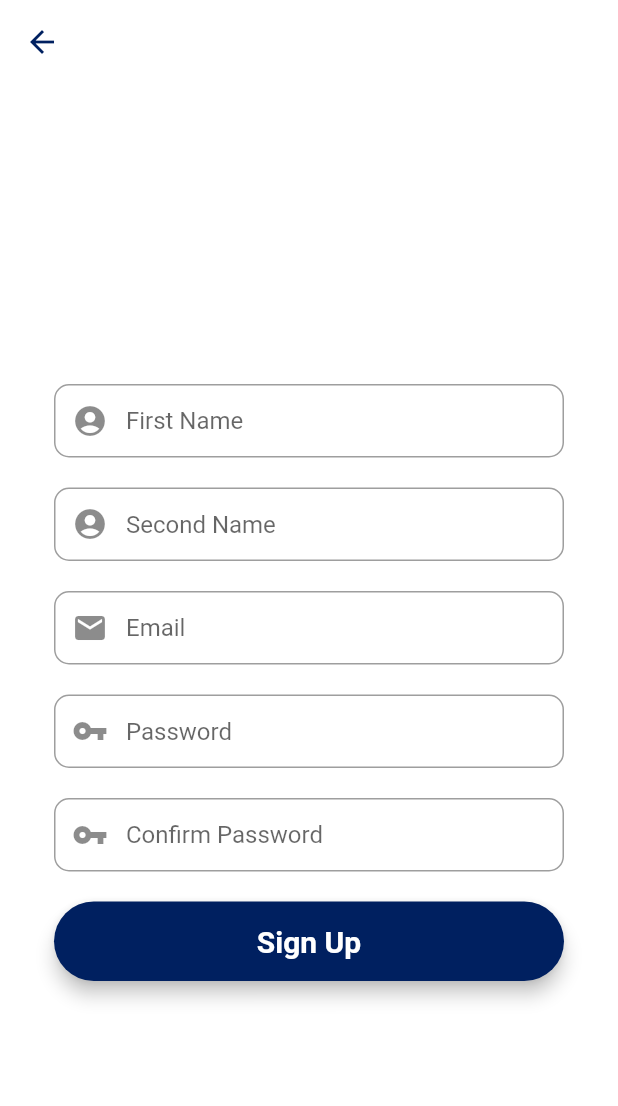
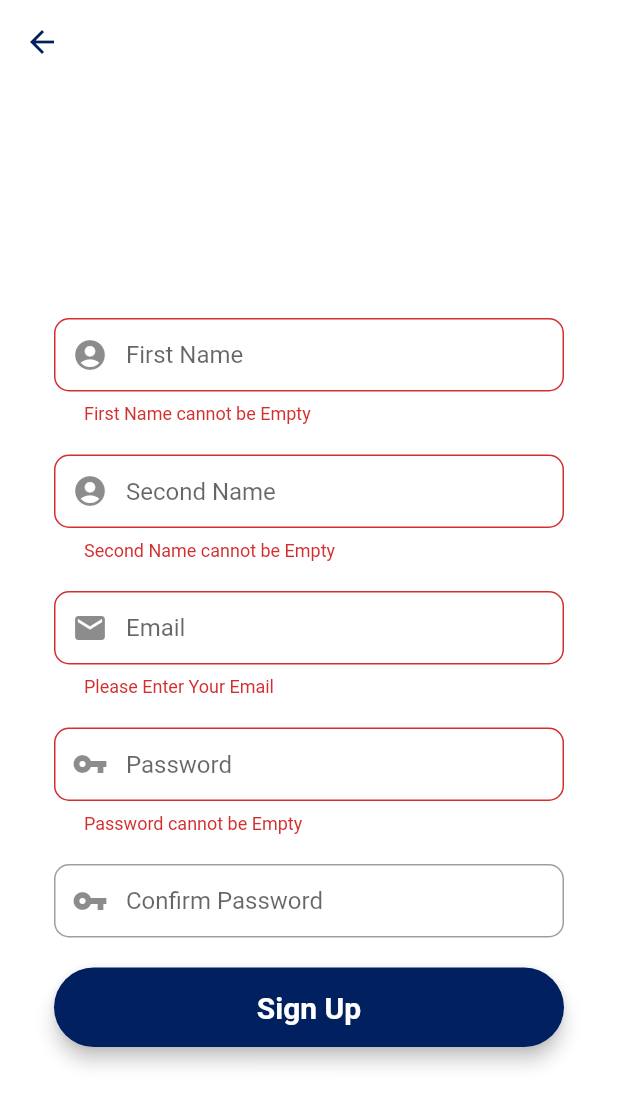
Before and after one commit to mchara01/FuelOpt, a Flutter app: the RegistrationScreen screen opened directly, after a tap on "Sign Up", on a phone screen of 412 x 824 dp. Shown: the top 1106 px of the screen. Run offline on Flutter 3.47's test engine with Material 2 defaults, Android fonts, the light colour scheme and no system bars; our stand-ins replace cloud_firestore, firebase_auth, firebase_core, fluttertoast; accounts and stored records are empty.

Commit message:
Build user authentication

```diff
--- /dev/null
+++ b/lib/model/user_model.dart
@@ -0,0 +1,28 @@
+class UserModel {
+  String? uid;
+  String? email;
+  String? firstName;
+  String? secondName;
+
+  UserModel({this.uid, this.email, this.firstName, this.secondName});
+
+  // receiving data from server
+  factory UserModel.fromMap(map) {
+    return UserModel(
+      uid: map['uid'],
+      email: map['email'],
+      firstName: map['firstName'],
+      secondName: map['secondName'],
+    );
+  }
+
+  // sending data to our server
+  Map<String, dynamic> toMap() {
+    return {
+      'uid': uid,
+      'email': email,
+      'firstName': firstName,
+      'secondName': secondName,
+    };
+  }
+}
--- a/lib/screens/login_screen.dart
+++ b/lib/screens/login_screen.dart
@@ -3,6 +3,7 @@
 import 'package:firebase_auth/firebase_auth.dart';
 import 'package:flutter/material.dart';
 import 'package:fluttertoast/fluttertoast.dart';
+import 'package:fuel_opt/screens/home_screen.dart';
 import 'package:fuel_opt/screens/registration_screen.dart';
 import '../utils/appColors.dart' as appColors;
 
@@ -164,8 +165,8 @@ class _LoginScreenState extends State<LoginScreen> {
           .signInWithEmailAndPassword(email: email, password: password)
           .then((uid) => {
                 Fluttertoast.showToast(msg: "Login Successfully"),
-                Navigator.of(context).pushReplacement(
-                    MaterialPageRoute(builder: (context) => LoginScreen())),
+                Navigator.push(context,
+                    MaterialPageRoute(builder: (context) => HomeScreen())),
               })
           .catchError((e) {
         Fluttertoast.showToast(msg: e!.message);
--- a/lib/screens/registration_screen.dart
+++ b/lib/screens/registration_screen.dart
@@ -1,4 +1,9 @@
+import 'package:cloud_firestore/cloud_firestore.dart';
+import 'package:firebase_auth/firebase_auth.dart';
 import 'package:flutter/material.dart';
+import 'package:fluttertoast/fluttertoast.dart';
+import 'package:fuel_opt/model/user_model.dart';
+import 'package:fuel_opt/screens/login_screen.dart';
 import '../utils/appColors.dart' as appColors;
 
 class RegistrationScreen extends StatefulWidget {
@@ -9,6 +14,8 @@ class RegistrationScreen extends StatefulWidget {
 }
 
 class _RegistrationScreenState extends State<RegistrationScreen> {
+  final _auth = FirebaseAuth.instance;
+
   // our form key
   final _formKey = GlobalKey<FormState>();
 
@@ -26,6 +33,16 @@ class _RegistrationScreenState extends State<RegistrationScreen> {
         autofocus: false,
         controller: firstNameEditingController,
         keyboardType: TextInputType.name,
+        validator: (value) {
+          RegExp regex = new RegExp(r'^.{2,}$');
+          if (value!.isEmpty) {
+            return ("First Name cannot be Empty");
+          }
+          if (!regex.hasMatch(value)) {
+            return ("First Name Min 2 characters");
+          }
+          return null;
+        },
         onSaved: (value) {
           firstNameEditingController.text = value!;
         },
@@ -44,6 +61,16 @@ class _RegistrationScreenState extends State<RegistrationScreen> {
         autofocus: false,
         controller: secondNameEditingController,
         keyboardType: TextInputType.name,
+        validator: (value) {
+          RegExp regex = new RegExp(r'^.{2,}$');
+          if (value!.isEmpty) {
+            return ("Second Name cannot be Empty");
+          }
+          if (!regex.hasMatch(value)) {
+            return ("Second Name Min 2 characters");
+          }
+          return null;
+        },
         onSaved: (value) {
           secondNameEditingController.text = value!;
         },
@@ -62,6 +89,17 @@ class _RegistrationScreenState extends State<RegistrationScreen> {
         autofocus: false,
         controller: emailEditingController,
         keyboardType: TextInputType.emailAddress,
+        validator: (value) {
+          if (value!.isEmpty) {
+            return ("Please Enter Your Email");
+          }
+          // reg expression for email validation
+          if (!RegExp("[a-zA-Z0-9+_.-]+@[a-zA-Z0-9.-]+.[a-z]")
+              .hasMatch(value)) {
+            return ("Please Enter a Valid Email");
+          }
+          return null;
+        },
         onSaved: (value) {
           firstNameEditingController.text = value!;
         },
@@ -80,6 +118,16 @@ class _RegistrationScreenState extends State<RegistrationScreen> {
         autofocus: false,
         controller: passwordEditingController,
         obscureText: true,
+        validator: (value) {
+          RegExp regex = new RegExp(r'^.{6,}$');
+          if (value!.isEmpty) {
+            return ("Password cannot be Empty");
+          }
+          if (!regex.hasMatch(value)) {
+            return ("Password Min 6 characters");
+          }
+          return null;
+        },
         onSaved: (value) {
           firstNameEditingController.text = value!;
         },
@@ -98,6 +146,13 @@ class _RegistrationScreenState extends State<RegistrationScreen> {
         autofocus: false,
         controller: confirmPasswordEditingController,
         obscureText: true,
+        validator: (value) {
+          if (confirmPasswordEditingController.text !=
+              passwordEditingController.text) {
+            return ("Password do not match");
+          }
+          return null;
+        },
         onSaved: (value) {
           confirmPasswordEditingController.text = value!;
         },
@@ -119,7 +174,9 @@ class _RegistrationScreenState extends State<RegistrationScreen> {
       child: MaterialButton(
           padding: EdgeInsets.fromLTRB(20, 15, 20, 15),
           minWidth: MediaQuery.of(context).size.width,
-          onPressed: () {},
+          onPressed: () {
+            signUp(emailEditingController.text, passwordEditingController.text);
+          },
           child: Text(
             "Sign Up",
             textAlign: TextAlign.center,
@@ -175,4 +232,41 @@ class _RegistrationScreenState extends State<RegistrationScreen> {
       ),
     );
   }
+
+  void signUp(String email, String password) async {
+    if (_formKey.currentState!.validate()) {
+      await _auth
+          .createUserWithEmailAndPassword(email: email, password: password)
+          .then((value) => {postDetailsToFirestore()})
+          .catchError((e) {
+        Fluttertoast.showToast(msg: e!.message);
+      });
+    }
+  }
+
+  postDetailsToFirestore() async {
+    // calling firestore
+    // calling our user model
+    // sending these values
+    FirebaseFirestore firebaseFirestore = FirebaseFirestore.instance;
+    User? user = _auth.currentUser;
+    UserModel userModel = UserModel();
+
+    // writing all the values
+    userModel.email = user!.email;
+    userModel.uid = user!.uid;
+    userModel.firstName = firstNameEditingController.text;
+    userModel.secondName = secondNameEditingController.text;
+
+    await firebaseFirestore
+        .collection("users")
+        .doc(user.uid)
+        .set(userModel.toMap());
+    Fluttertoast.showToast(msg: "Account created successfully");
+
+    Navigator.pushAndRemoveUntil(
+        context,
+        MaterialPageRoute(builder: (context) => LoginScreen()),
+        (route) => false);
+  }
 }
```
Also changed, not shown: lib/screens/home_screen.dart (+97 -0 lines).
